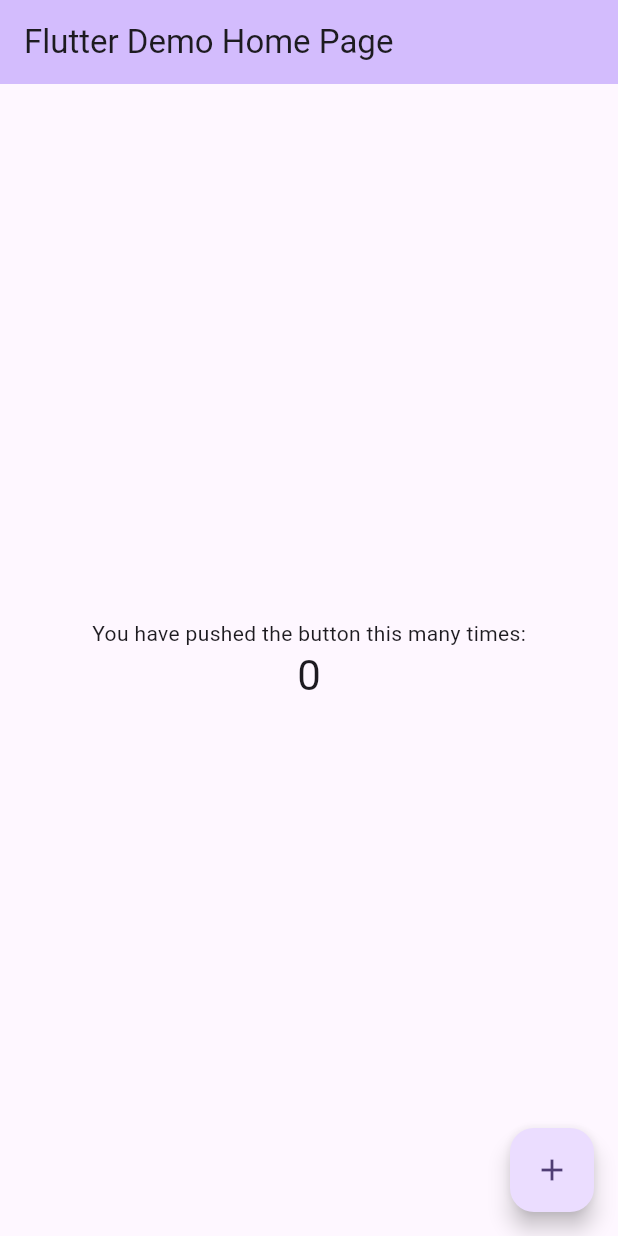
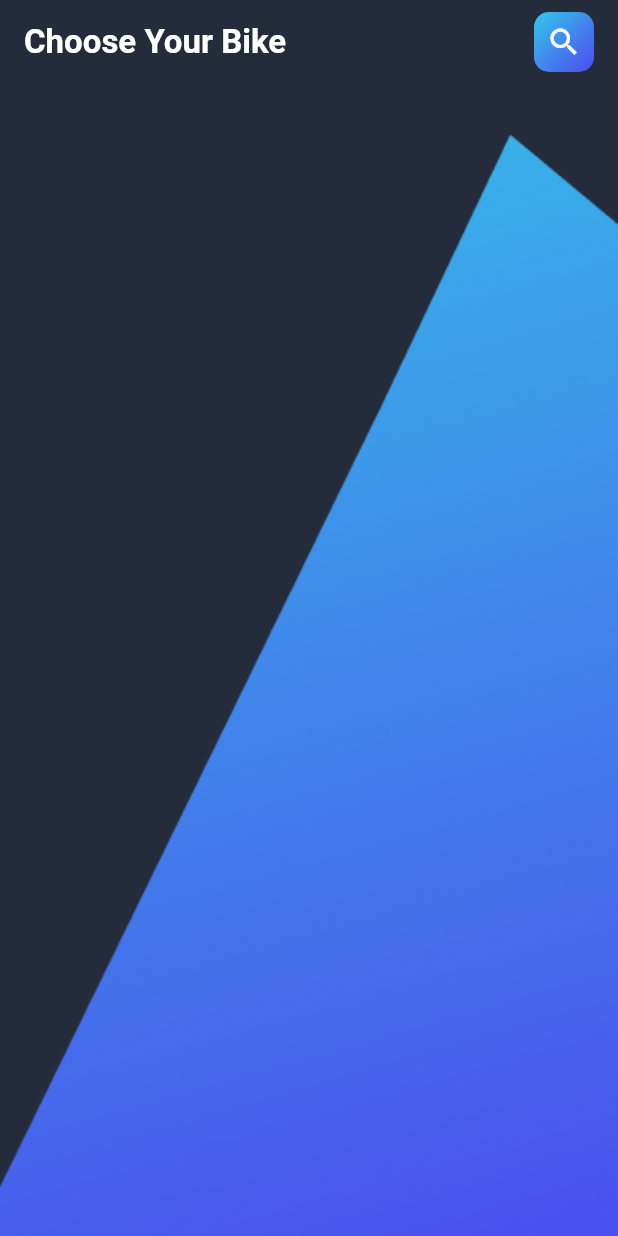
Before and after one commit to bayramyelec/BikeShoppingDesignFlutterGetX, a Flutter app: the screen it shows after launch, on a phone screen of 412 x 824 dp. Run offline on Flutter 3.47's test engine with Material 3 defaults, Android fonts, the phone set to English and light mode, and no system bars; our stand-ins replace get, hexcolor.

Commit message:
Temel GetX kodları yazıldı

```diff
--- a/lib/main.dart
+++ b/lib/main.dart
@@ -1,4 +1,7 @@
+import 'package:ecommerce_flutter_getx/routes/app_pages.dart';
+import 'package:ecommerce_flutter_getx/routes/app_routes.dart';
 import 'package:flutter/material.dart';
+import 'package:get/get_navigation/src/root/get_material_app.dart';
 
 void main() {
   runApp(const MyApp());
@@ -7,116 +10,19 @@ void main() {
 class MyApp extends StatelessWidget {
   const MyApp({super.key});
 
-  // This widget is the root of your application.
   @override
   Widget build(BuildContext context) {
-    return MaterialApp(
-      title: 'Flutter Demo',
+    return GetMaterialApp(
+      debugShowCheckedModeBanner: false,
+      title: 'Online Bike Shopping',
       theme: ThemeData(
-        // This is the theme of your application.
-        //
-        // TRY THIS: Try running your application with "flutter run". You'll see
-        // the application has a purple toolbar. Then, without quitting the app,
-        // try changing the seedColor in the colorScheme below to Colors.green
-        // and then invoke "hot reload" (save your changes or press the "hot
-        // reload" button in a Flutter-supported IDE, or press "r" if you used
-        // the command line to start the app).
-        //
-        // Notice that the counter didn't reset back to zero; the application
-        // state is not lost during the reload. To reset the state, use hot
-        // restart instead.
-        //
-        // This works for code too, not just values: Most code changes can be
-        // tested with just a hot reload.
-        colorScheme: ColorScheme.fromSeed(seedColor: Colors.deepPurple),
+        appBarTheme: AppBarTheme(
+          backgroundColor: Colors.transparent,
+          foregroundColor: Colors.white,
+        ),
       ),
-      home: const MyHomePage(title: 'Flutter Demo Home Page'),
+      initialRoute: AppRoutes.home,
+      getPages: AppPages.getPages,
     );
   }
 }
-
-class MyHomePage extends StatefulWidget {
-  const MyHomePage({super.key, required this.title});
-
-  // This widget is the home page of your application. It is stateful, meaning
-  // that it has a State object (defined below) that contains fields that affect
-  // how it looks.
-
-  // This class is the configuration for the state. It holds the values (in this
-  // case the title) provided by the parent (in this case the App widget) and
-  // used by the build method of the State. Fields in a Widget subclass are
-  // always marked "final".
-
-  final String title;
-
-  @override
-  State<MyHomePage> createState() => _MyHomePageState();
-}
-
-class _MyHomePageState extends State<MyHomePage> {
-  int _counter = 0;
-
-  void _incrementCounter() {
-    setState(() {
-      // This call to setState tells the Flutter framework that something has
-      // changed in this State, which causes it to rerun the build method below
-      // so that the display can reflect the updated values. If we changed
-      // _counter without calling setState(), then the build method would not be
-      // called again, and so nothing would appear to happen.
-      _counter++;
-    });
-  }
-
-  @override
-  Widget build(BuildContext context) {
-    // This method is rerun every time setState is called, for instance as done
-    // by the _incrementCounter method above.
-    //
-    // The Flutter framework has been optimized to make rerunning build methods
-    // fast, so that you can just rebuild anything that needs updating rather
-    // than having to individually change instances of widgets.
-    return Scaffold(
-      appBar: AppBar(
-        // TRY THIS: Try changing the color here to a specific color (to
-        // Colors.amber, perhaps?) and trigger a hot reload to see the AppBar
-        // change color while the other colors stay the same.
-        backgroundColor: Theme.of(context).colorScheme.inversePrimary,
-        // Here we take the value from the MyHomePage object that was created by
-        // the App.build method, and use it to set our appbar title.
-        title: Text(widget.title),
-      ),
-      body: Center(
-        // Center is a layout widget. It takes a single child and positions it
-        // in the middle of the parent.
-        child: Column(
-          // Column is also a layout widget. It takes a list of children and
-          // arranges them vertically. By default, it sizes itself to fit its
-          // children horizontally, and tries to be as tall as its parent.
-          //
-          // Column has various properties to control how it sizes itself and
-          // how it positions its children. Here we use mainAxisAlignment to
-          // center the children vertically; the main axis here is the vertical
-          // axis because Columns are vertical (the cross axis would be
-          // horizontal).
-          //
-          // TRY THIS: Invoke "debug painting" (choose the "Toggle Debug Paint"
-          // action in the IDE, or press "p" in the console), to see the
-          // wireframe for each widget.
-          mainAxisAlignment: MainAxisAlignment.center,
-          children: <Widget>[
-            const Text('You have pushed the button this many times:'),
-            Text(
-              '$_counter',
-              style: Theme.of(context).textTheme.headlineMedium,
-            ),
-          ],
-        ),
-      ),
-      floatingActionButton: FloatingActionButton(
-        onPressed: _incrementCounter,
-        tooltip: 'Increment',
-        child: const Icon(Icons.add),
-      ), // This trailing comma makes auto-formatting nicer for build methods.
-    );
-  }
-}
--- /dev/null
+++ b/lib/routes/app_pages.dart
@@ -0,0 +1,13 @@
+import 'package:ecommerce_flutter_getx/routes/app_routes.dart';
+import 'package:ecommerce_flutter_getx/views/cart_page.dart';
+import 'package:ecommerce_flutter_getx/views/home_page.dart';
+import 'package:ecommerce_flutter_getx/views/product_detail_page.dart';
+import 'package:get/route_manager.dart';
+
+class AppPages {
+  static final getPages = [
+    GetPage(name: AppRoutes.home, page: () => HomePage()),
+    GetPage(name: AppRoutes.cart, page: () => CartPage()),
+    GetPage(name: AppRoutes.productDetail, page: () => ProductDetailPage()),
+  ];
+}
--- /dev/null
+++ b/lib/routes/app_routes.dart
@@ -0,0 +1,5 @@
+class AppRoutes {
+  static const home = '/home';
+  static const cart = '/cart';
+  static const productDetail = '/product_detail';
+}
--- /dev/null
+++ b/lib/src/colors.dart
@@ -0,0 +1,2 @@
+final String mainColor = '#242C3B';
+final String selectedColor = '#34C8E8';
--- /dev/null
+++ b/lib/src/screen_size.dart
@@ -0,0 +1,8 @@
+import 'package:flutter/material.dart';
+import 'package:get/get.dart';
+
+class ScreenSize {
+  static double screenWidth = Get.width;
+  static double screenHeight = Get.height;
+  static double appbarHeight = AppBar().preferredSize.height;
+}
--- /dev/null
+++ b/lib/views/cart_page.dart
@@ -0,0 +1,10 @@
+import 'package:flutter/material.dart';
+
+class CartPage extends StatelessWidget {
+  const CartPage({super.key});
+
+  @override
+  Widget build(BuildContext context) {
+    return Container();
+  }
+}
--- /dev/null
+++ b/lib/views/home_page.dart
@@ -0,0 +1,60 @@
+import 'package:ecommerce_flutter_getx/src/colors.dart';
+import 'package:ecommerce_flutter_getx/src/screen_size.dart';
+import 'package:flutter/material.dart';
+import 'package:hexcolor/hexcolor.dart';
+
+class HomePage extends StatelessWidget {
+  const HomePage({super.key});
+
+  @override
+  Widget build(BuildContext context) {
+    return Scaffold(
+      appBar: _appBar(),
+      body: _buildBody(),
+      extendBodyBehindAppBar: true,
+    );
+  }
+
+  AppBar _appBar() {
+    return AppBar(
+      title: Text(
+        'Choose Your Bike',
+        style: TextStyle(fontWeight: FontWeight.bold),
+      ),
+      centerTitle: false,
+      actions: [
+        Container(
+          height: 40,
+          width: 40,
+          decoration: BoxDecoration(
+            gradient: LinearGradient(
+              begin: Alignment.topLeft,
+              end: Alignment.bottomRight,
+              colors: [HexColor("#34C8E8"), HexColor("#4E4AF2")],
+              stops: [0, 1],
+            ),
+            borderRadius: BorderRadius.circular(10),
+          ),
+          child: Icon(Icons.search),
+        ),
+        SizedBox(width: 16),
+      ],
+    );
+  }
+
+  Widget _buildBody() {
+    return Stack(
+      children: [
+        Container(color: HexColor(mainColor)),
+        Positioned(
+          bottom: 0,
+          child: Image.asset(
+            'assets/images/BG.png',
+            width: ScreenSize.screenWidth,
+            fit: BoxFit.fill,
+          ),
+        ),
+      ],
+    );
+  }
+}
--- /dev/null
+++ b/lib/views/product_detail_page.dart
@@ -0,0 +1,10 @@
+import 'package:flutter/material.dart';
+
+class ProductDetailPage extends StatelessWidget {
+  const ProductDetailPage({super.key});
+
+  @override
+  Widget build(BuildContext context) {
+    return Container();
+  }
+}
```
Also changed, not shown: pubspec.yaml (+4 -3 lines), assets/images/BG.png (added), assets/images/elektric.png (added), assets/images/peugeot.png (added), assets/images/pilot.png (added), assets/images/smith.png (added), lib/src/string.dart (added), pubspec.lock, 1 other file.
